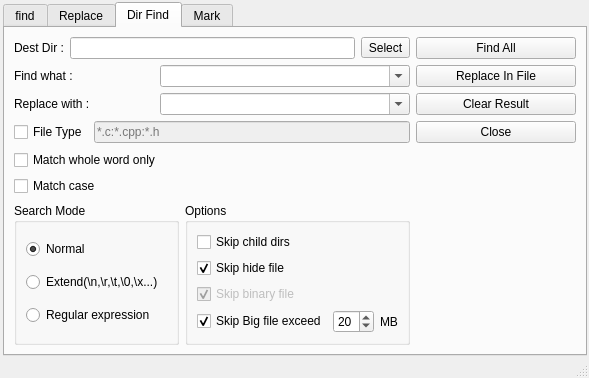
This is src/findwin.ui in x2009again/notepad-- as Qt 5 draws it before an edit. The edited form follows.
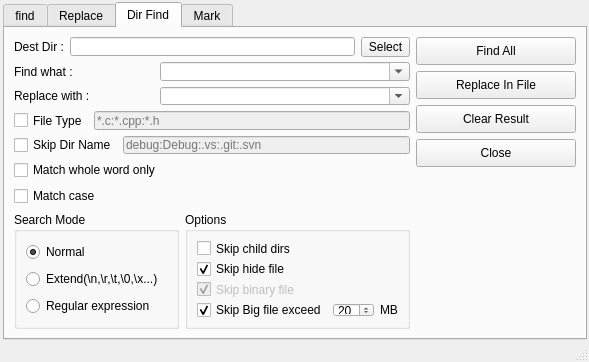
This is the edited form. The open tabs and pages were chosen to show the change. Icons and pictures are not drawn.

```diff
--- a/src/findwin.ui
+++ b/src/findwin.ui
@@ -42,7 +42,7 @@
       <property name="minimumSize">
        <size>
         <width>300</width>
-        <height>0</height>
+        <height>32</height>
        </size>
       </property>
       <property name="currentIndex">
@@ -532,10 +532,12 @@
        <attribute name="title">
         <string>Dir Find</string>
        </attribute>
-       <layout class="QHBoxLayout" name="horizontalLayout_19">
+       <layout class="QHBoxLayout" name="horizontalLayout_20">
         <item>
          <layout class="QVBoxLayout" name="verticalLayout_17">
           <item>
+           <layout class="QGridLayout" name="gridLayout_2">
+            <item row="0" column="0">
            <layout class="QHBoxLayout" name="horizontalLayout_10">
             <item>
              <widget class="QLabel" name="label_8">
@@ -569,7 +571,7 @@
             </item>
            </layout>
           </item>
-          <item>
+            <item row="1" column="0">
            <layout class="QHBoxLayout" name="horizontalLayout_14">
             <item>
              <widget class="QLabel" name="label_5">
@@ -596,7 +598,7 @@
             </item>
            </layout>
           </item>
-          <item>
+            <item row="2" column="0">
            <layout class="QHBoxLayout" name="horizontalLayout_15">
             <item>
              <widget class="QLabel" name="label_6">
@@ -620,7 +622,7 @@
             </item>
            </layout>
           </item>
-          <item>
+            <item row="3" column="0">
            <layout class="QHBoxLayout" name="horizontalLayout_16">
             <item>
              <widget class="QCheckBox" name="dealFileType">
@@ -647,6 +649,29 @@
             </item>
            </layout>
           </item>
+            <item row="4" column="0">
+             <layout class="QHBoxLayout" name="horizontalLayout_19">
+          <item>
+               <widget class="QCheckBox" name="skipDir">
+                <property name="text">
+                 <string>Skip Dir Name</string>
+                </property>
+               </widget>
+              </item>
+              <item>
+               <widget class="QLineEdit" name="skipDirNames">
+                <property name="enabled">
+                 <bool>false</bool>
+                </property>
+                <property name="placeholderText">
+                 <string>debug:Debug:.vs:.git:.svn</string>
+                </property>
+               </widget>
+              </item>
+             </layout>
+            </item>
+           </layout>
+          </item>
           <item>
            <spacer name="verticalSpacer_11">
             <property name="orientation">
@@ -833,7 +858,7 @@
             <property name="minimumSize">
              <size>
               <width>160</width>
-              <height>0</height>
+              <height>28</height>
              </size>
             </property>
             <property name="text">
@@ -852,7 +877,7 @@
             <property name="minimumSize">
              <size>
               <width>160</width>
-              <height>0</height>
+              <height>28</height>
              </size>
             </property>
             <property name="text">
@@ -871,7 +896,7 @@
             <property name="minimumSize">
              <size>
               <width>160</width>
-              <height>0</height>
+              <height>28</height>
              </size>
             </property>
             <property name="text">
@@ -890,7 +915,7 @@
             <property name="minimumSize">
              <size>
               <width>160</width>
-              <height>0</height>
+              <height>28</height>
              </size>
             </property>
             <property name="text">
```
Left out of the diff: 110 changed lines with no effect on the pictures.
